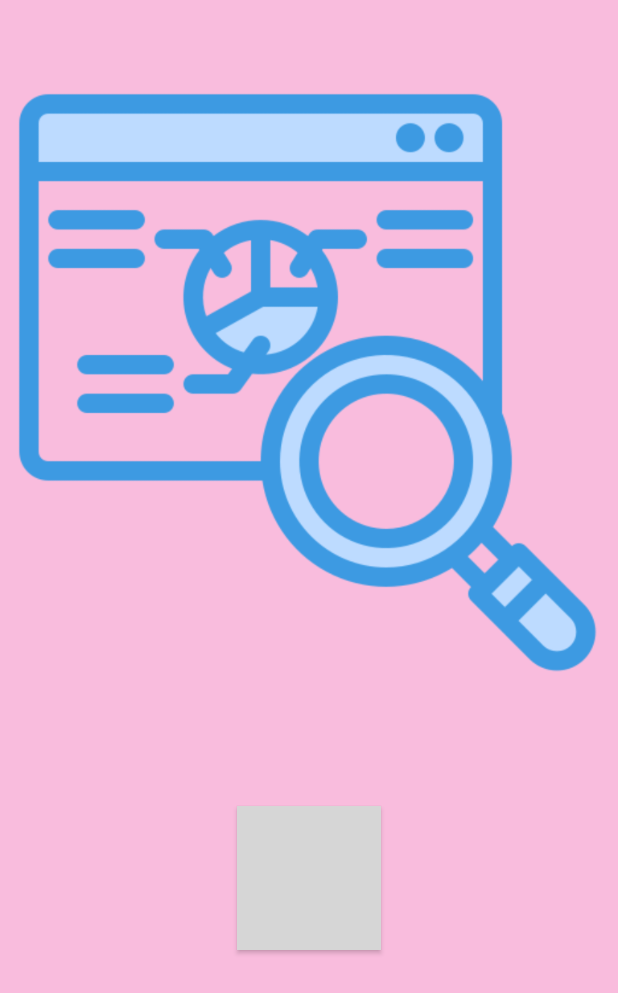
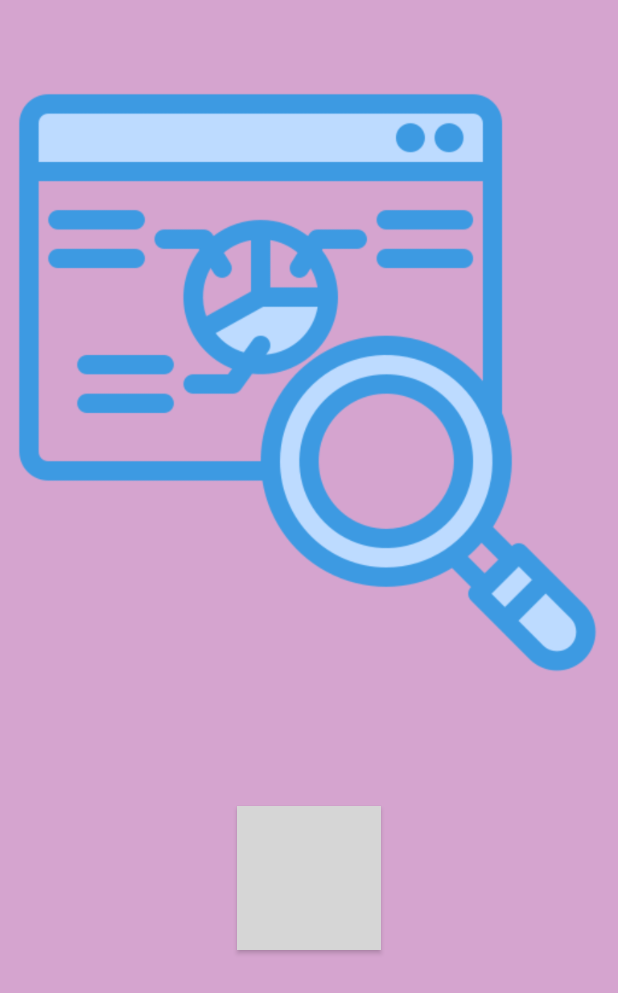
Before and after one commit to SlavikJunior/Auto-assistant, an Android app: the screen it shows after launch (StartActivity), on a phone screen of 412 x 824 dp. Shown: the top 993 px of the screen. Run offline under Robolectric (Android 15) with nearby library versions, the phone set to English and light mode, and no system bars; grey boxes are pictures that could not be loaded.

Commit message:
final commit

```diff
--- a/app/src/main/res/layout/activity_start.xml
+++ b/app/src/main/res/layout/activity_start.xml
@@ -5,7 +5,7 @@
     android:layout_width="match_parent"
     android:layout_height="match_parent"
     android:orientation="vertical"
-    android:background="@color/pink"
+    android:background="@color/dark_pink"
     tools:context=".view.StartActivity">
 
     <ImageView
```
